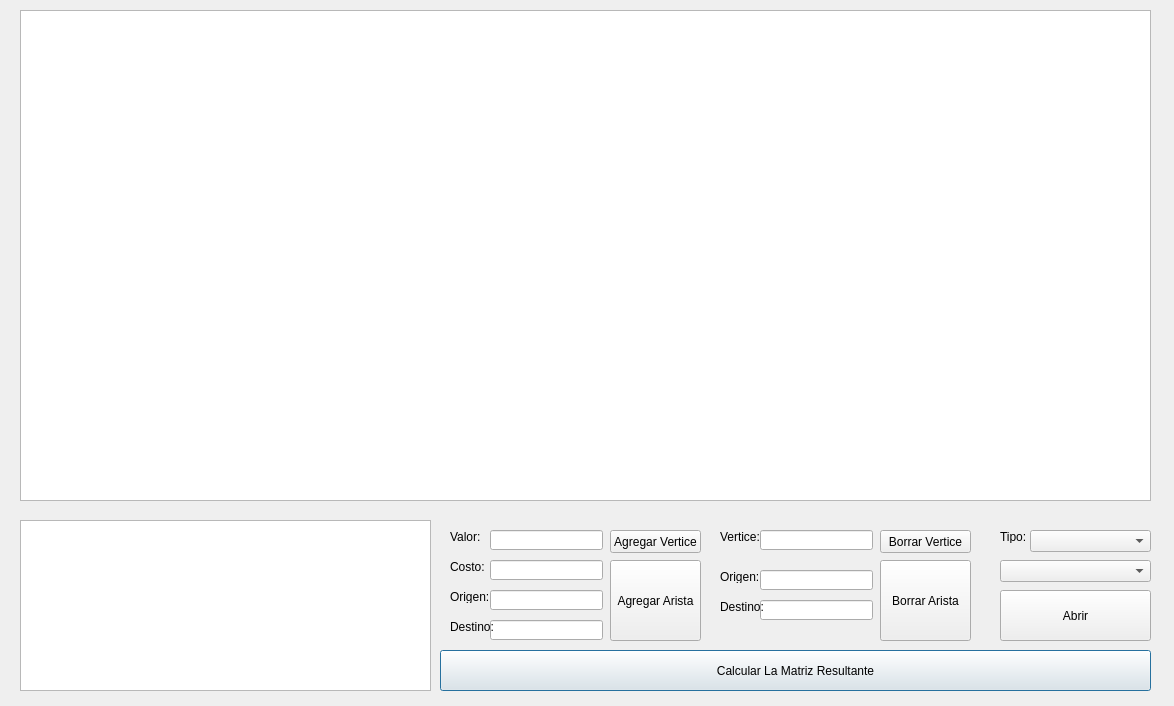
Old version of the form ProyectoIIEstructura/graficar.ui in the repository rasantos24/EstructuraProyecto2.
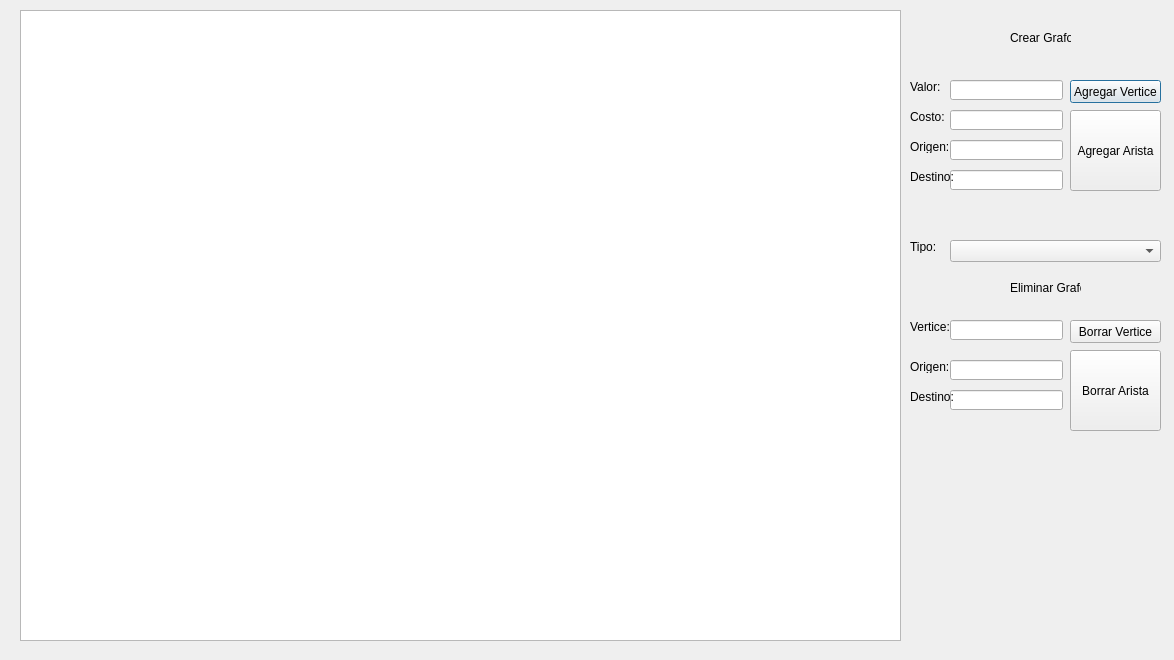
New version of the form.

The edit to the form file:
```diff
--- a/ProyectoIIEstructura/graficar.ui
+++ b/ProyectoIIEstructura/graficar.ui
@@ -7,7 +7,7 @@
     <x>0</x>
     <y>0</y>
     <width>1174</width>
-    <height>706</height>
+    <height>660</height>
    </rect>
   </property>
   <property name="windowTitle">
@@ -18,39 +18,16 @@
     <rect>
      <x>20</x>
      <y>10</y>
-     <width>1131</width>
-     <height>491</height>
+     <width>881</width>
+     <height>631</height>
     </rect>
    </property>
   </widget>
-  <widget class="QGraphicsView" name="VistaMatriz">
-   <property name="geometry">
-    <rect>
-     <x>20</x>
-     <y>520</y>
-     <width>411</width>
-     <height>171</height>
-    </rect>
-   </property>
-  </widget>
-  <widget class="QPushButton" name="BtnCalcularMat">
-   <property name="geometry">
-    <rect>
-     <x>440</x>
-     <y>650</y>
-     <width>711</width>
-     <height>41</height>
-    </rect>
-   </property>
-   <property name="text">
-    <string>Calcular La Matriz Resultante</string>
-   </property>
-  </widget>
   <widget class="QLineEdit" name="EditValorVer">
    <property name="geometry">
     <rect>
-     <x>490</x>
-     <y>530</y>
+     <x>950</x>
+     <y>80</y>
      <width>113</width>
      <height>20</height>
     </rect>
@@ -62,8 +39,8 @@
   <widget class="QLabel" name="LabelValor">
    <property name="geometry">
     <rect>
-     <x>450</x>
-     <y>530</y>
+     <x>910</x>
+     <y>80</y>
      <width>47</width>
      <height>13</height>
     </rect>
@@ -75,8 +52,8 @@
   <widget class="QPushButton" name="BtnAgregarVer">
    <property name="geometry">
     <rect>
-     <x>610</x>
-     <y>530</y>
+     <x>1070</x>
+     <y>80</y>
      <width>91</width>
      <height>23</height>
     </rect>
@@ -88,8 +65,8 @@
   <widget class="QLabel" name="LabelCosto">
    <property name="geometry">
     <rect>
-     <x>450</x>
-     <y>560</y>
+     <x>910</x>
+     <y>110</y>
      <width>47</width>
      <height>13</height>
     </rect>
@@ -101,8 +78,8 @@
   <widget class="QLineEdit" name="EditCosto">
    <property name="geometry">
     <rect>
-     <x>490</x>
-     <y>560</y>
+     <x>950</x>
+     <y>110</y>
      <width>113</width>
      <height>20</height>
     </rect>
@@ -114,8 +91,8 @@
   <widget class="QLineEdit" name="EditOrigen">
    <property name="geometry">
     <rect>
-     <x>490</x>
-     <y>590</y>
+     <x>950</x>
+     <y>140</y>
      <width>113</width>
      <height>20</height>
     </rect>
@@ -127,8 +104,8 @@
   <widget class="QLabel" name="LabelOrigen">
    <property name="geometry">
     <rect>
-     <x>450</x>
-     <y>590</y>
+     <x>910</x>
+     <y>140</y>
      <width>47</width>
      <height>13</height>
     </rect>
@@ -140,8 +117,8 @@
   <widget class="QLineEdit" name="EditDestino">
    <property name="geometry">
     <rect>
-     <x>490</x>
-     <y>620</y>
+     <x>950</x>
+     <y>170</y>
      <width>113</width>
      <height>20</height>
     </rect>
@@ -153,8 +130,8 @@
   <widget class="QLabel" name="LabelDestino">
    <property name="geometry">
     <rect>
-     <x>450</x>
-     <y>620</y>
+     <x>910</x>
+     <y>170</y>
      <width>47</width>
      <height>13</height>
     </rect>
@@ -166,8 +143,8 @@
   <widget class="QPushButton" name="BtnAgregarArista">
    <property name="geometry">
     <rect>
-     <x>610</x>
-     <y>560</y>
+     <x>1070</x>
+     <y>110</y>
      <width>91</width>
      <height>81</height>
     </rect>
@@ -179,8 +156,8 @@
   <widget class="QLineEdit" name="EditDestinoBo">
    <property name="geometry">
     <rect>
-     <x>760</x>
-     <y>600</y>
+     <x>950</x>
+     <y>390</y>
      <width>113</width>
      <height>20</height>
     </rect>
@@ -192,8 +169,8 @@
   <widget class="QPushButton" name="BtnBorrarArista">
    <property name="geometry">
     <rect>
-     <x>880</x>
-     <y>560</y>
+     <x>1070</x>
+     <y>350</y>
      <width>91</width>
      <height>81</height>
     </rect>
@@ -205,8 +182,8 @@
   <widget class="QLabel" name="LabelOrigenBo">
    <property name="geometry">
     <rect>
-     <x>720</x>
-     <y>570</y>
+     <x>910</x>
+     <y>360</y>
      <width>47</width>
      <height>13</height>
     </rect>
@@ -218,8 +195,8 @@
   <widget class="QPushButton" name="BtnBorrarVertice">
    <property name="geometry">
     <rect>
-     <x>880</x>
-     <y>530</y>
+     <x>1070</x>
+     <y>320</y>
      <width>91</width>
      <height>23</height>
     </rect>
@@ -231,8 +208,8 @@
   <widget class="QLineEdit" name="EditOrigenBo">
    <property name="geometry">
     <rect>
-     <x>760</x>
-     <y>570</y>
+     <x>950</x>
+     <y>360</y>
      <width>113</width>
      <height>20</height>
     </rect>
@@ -244,8 +221,8 @@
   <widget class="QLabel" name="LabelDestinoBo">
    <property name="geometry">
     <rect>
-     <x>720</x>
-     <y>600</y>
+     <x>910</x>
+     <y>390</y>
      <width>47</width>
      <height>13</height>
     </rect>
@@ -257,8 +234,8 @@
   <widget class="QLabel" name="LabelVerticeBo">
    <property name="geometry">
     <rect>
-     <x>720</x>
-     <y>530</y>
+     <x>910</x>
+     <y>320</y>
      <width>47</width>
      <height>13</height>
     </rect>
@@ -270,8 +247,8 @@
   <widget class="QLineEdit" name="EditVerticeBo">
    <property name="geometry">
     <rect>
-     <x>760</x>
-     <y>530</y>
+     <x>950</x>
+     <y>320</y>
      <width>113</width>
      <height>20</height>
     </rect>
@@ -280,21 +257,11 @@
     <string/>
    </property>
   </widget>
-  <widget class="QComboBox" name="CmbTipos">
-   <property name="geometry">
-    <rect>
-     <x>1030</x>
-     <y>530</y>
-     <width>121</width>
-     <height>22</height>
-    </rect>
-   </property>
-  </widget>
   <widget class="QLabel" name="LabelTipo">
    <property name="geometry">
     <rect>
-     <x>1000</x>
-     <y>530</y>
+     <x>910</x>
+     <y>240</y>
      <width>47</width>
      <height>13</height>
     </rect>
@@ -306,24 +273,37 @@
   <widget class="QComboBox" name="CmbOrigen">
    <property name="geometry">
     <rect>
-     <x>1000</x>
-     <y>560</y>
-     <width>151</width>
+     <x>950</x>
+     <y>240</y>
+     <width>211</width>
      <height>22</height>
     </rect>
    </property>
   </widget>
-  <widget class="QPushButton" name="BtnAbrir">
+  <widget class="QLabel" name="LabelCrearGrafo">
    <property name="geometry">
     <rect>
-     <x>1000</x>
-     <y>590</y>
-     <width>151</width>
-     <height>51</height>
+     <x>1010</x>
+     <y>30</y>
+     <width>61</width>
+     <height>16</height>
     </rect>
    </property>
    <property name="text">
-    <string>Abrir</string>
+    <string>Crear Grafo</string>
+   </property>
+  </widget>
+  <widget class="QLabel" name="LabelEliminarGrafo">
+   <property name="geometry">
+    <rect>
+     <x>1010</x>
+     <y>280</y>
+     <width>71</width>
+     <height>16</height>
+    </rect>
+   </property>
+   <property name="text">
+    <string>Eliminar Grafo</string>
    </property>
   </widget>
  </widget>
```
